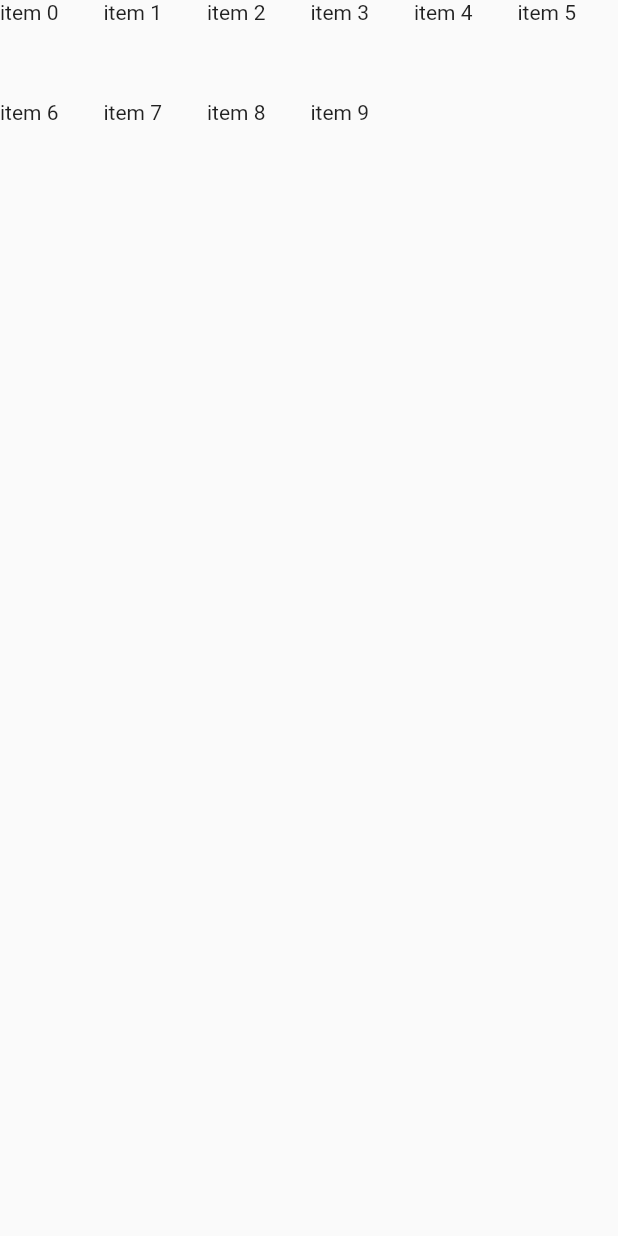
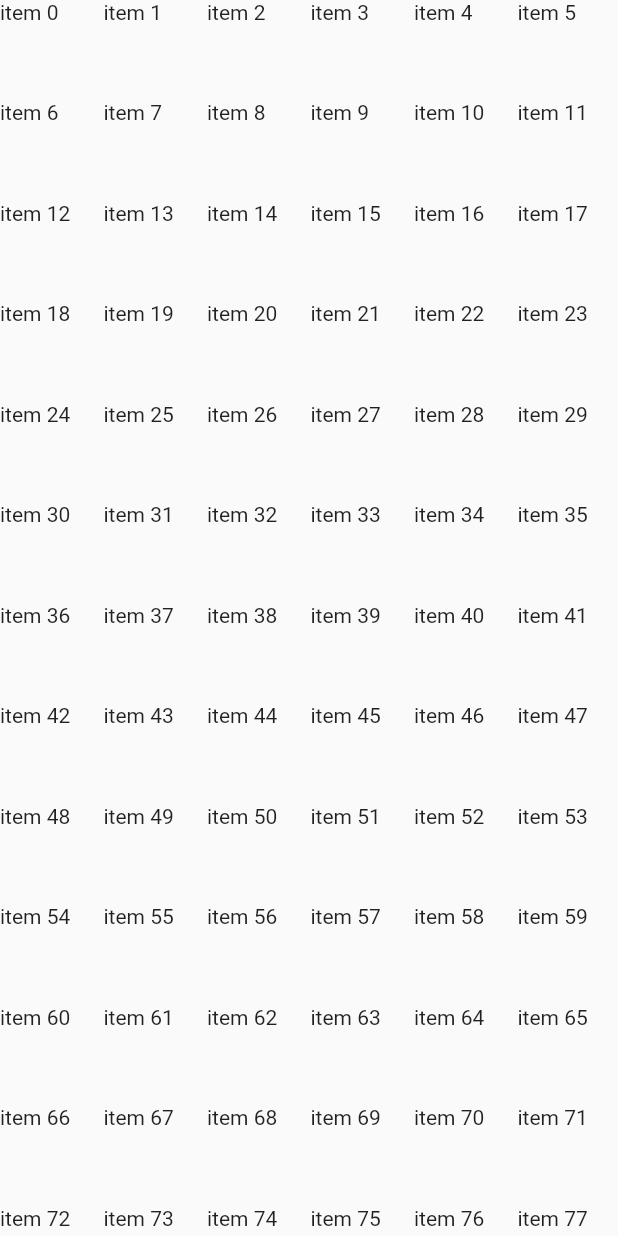
Before and after one commit to Sheldonsu28/flutter_simple_calculator, a Flutter app: the screen it shows after launch, on a phone screen of 412 x 824 dp. Run offline on Flutter 3.47's test engine with Material 2 defaults, Android fonts, the phone set to English and light mode, and no system bars.

Commit message:
action file

```diff
--- a/lib/main.dart
+++ b/lib/main.dart
@@ -3,7 +3,7 @@ import 'package:flutter/material.dart';
 void main() => runApp(MyApp());
 
 class MyApp extends StatelessWidget {
-  final List<Text> _info = List.generate(10, (i) => Text('item $i'));
+  final List<Text> _info = List.generate(100, (i) => Text('item $i'));
   List<Text> get getItem => _info;
   @override
   Widget build(BuildContext context) {
```
Also changed, not shown: 2 other files.
